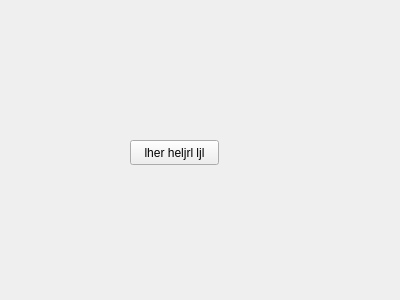
Qt form Engg._Drawing_Visualization_n_Design/Source_Code/forms/choosefile.ui (arpanmangal/COP-CAD) before a commit.
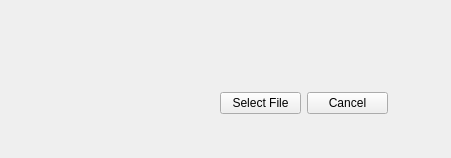
The same form after that commit.

Diff of the .ui file:
```diff
--- a/Engg._Drawing_Visualization_n_Design/Source_Code/forms/choosefile.ui
+++ b/Engg._Drawing_Visualization_n_Design/Source_Code/forms/choosefile.ui
@@ -6,26 +6,52 @@
    <rect>
     <x>0</x>
     <y>0</y>
-    <width>400</width>
-    <height>300</height>
+    <width>451</width>
+    <height>158</height>
    </rect>
   </property>
   <property name="windowTitle">
    <string>Form</string>
   </property>
-  <widget class="QPushButton" name="pushButton">
+  <widget class="QLabel" name="label">
    <property name="geometry">
     <rect>
-     <x>130</x>
-     <y>140</y>
-     <width>89</width>
-     <height>25</height>
+     <x>30</x>
+     <y>50</y>
+     <width>381</width>
+     <height>21</height>
     </rect>
    </property>
    <property name="text">
-    <string>lher heljrl ljl</string>
+    <string/>
    </property>
   </widget>
+  <widget class="QWidget" name="">
+   <property name="geometry">
+    <rect>
+     <x>220</x>
+     <y>90</y>
+     <width>168</width>
+     <height>27</height>
+    </rect>
+   </property>
+   <layout class="QHBoxLayout" name="horizontalLayout">
+    <item>
+     <widget class="QPushButton" name="select_File">
+      <property name="text">
+       <string>Select File</string>
+      </property>
+     </widget>
+    </item>
+    <item>
+     <widget class="QPushButton" name="Cancel">
+      <property name="text">
+       <string>Cancel</string>
+      </property>
+     </widget>
+    </item>
+   </layout>
+  </widget>
  </widget>
  <resources/>
  <connections/>
```
